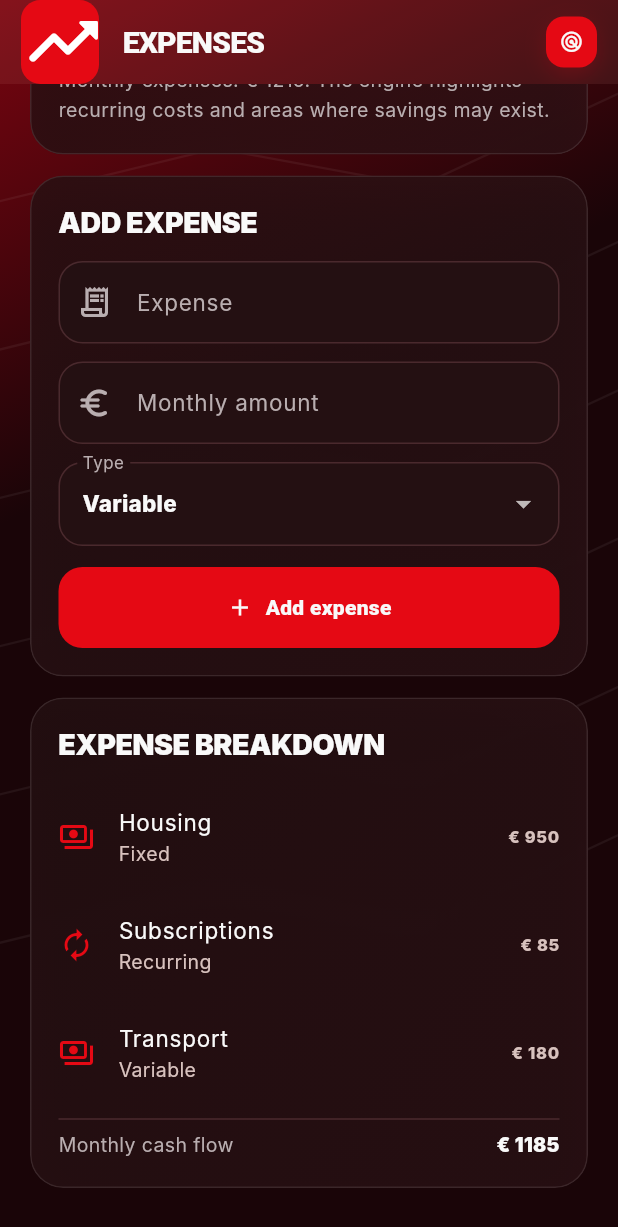
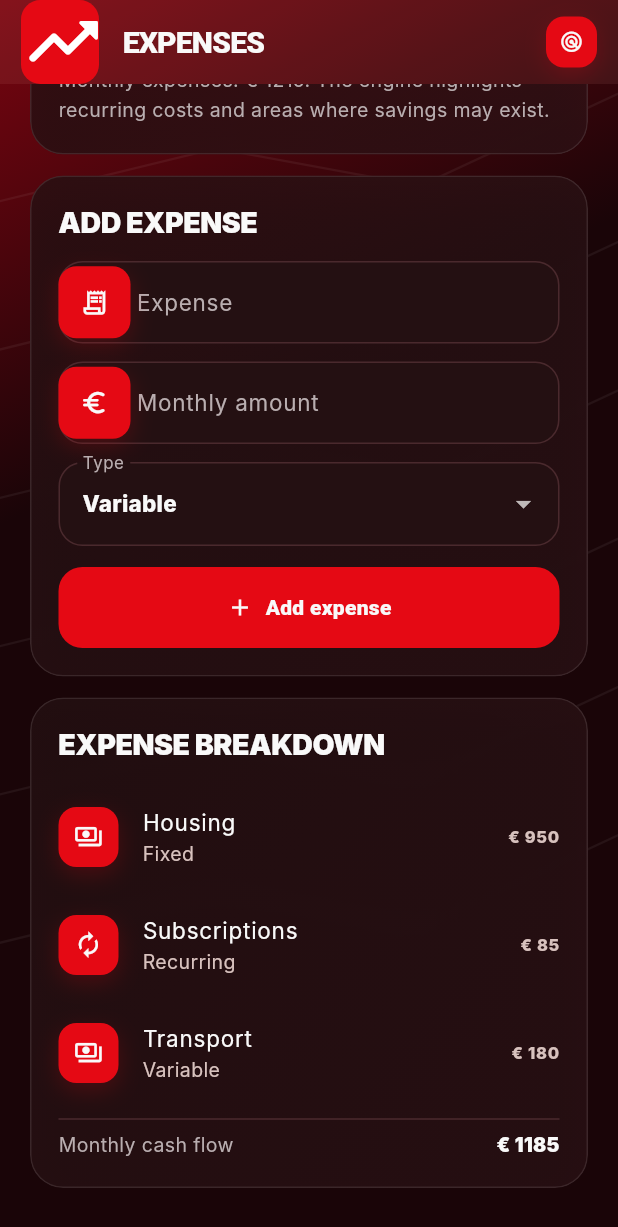
Before and after one commit to Mauricio-HNS/MONEY-GROWTH-ENGINE, a Flutter app: the ExpensesScreen screen opened by its route, scrolled down 180 dp, on a phone screen of 412 x 824 dp. Shown: the top 1227 px of the screen. Run offline on Flutter 3.47's test engine with Material 3 defaults, Android fonts, the phone set to English and light mode, and no system bars; network calls fail; Roboto replaces fonts that are missing (Inter).

Commit message:
style: standardize red icon badges

```diff
--- a/flutter_app/lib/screens/expenses.dart
+++ b/flutter_app/lib/screens/expenses.dart
@@ -62,7 +62,7 @@ class _ExpensesScreenState extends State<ExpensesScreen> {
                         controller: title,
                         decoration: const InputDecoration(
                           labelText: 'Expense',
-                          prefixIcon: Icon(Icons.receipt_long_outlined),
+                          prefixIcon: AppIconBadge(icon: Icons.receipt_long_outlined),
                         ),
                       ),
                       const SizedBox(height: 12),
@@ -71,7 +71,7 @@ class _ExpensesScreenState extends State<ExpensesScreen> {
                         keyboardType: const TextInputType.numberWithOptions(decimal: true),
                         decoration: const InputDecoration(
                           labelText: 'Monthly amount',
-                          prefixIcon: Icon(Icons.euro_rounded),
+                          prefixIcon: AppIconBadge(icon: Icons.euro_rounded),
                         ),
                       ),
                       const SizedBox(height: 12),
@@ -105,7 +105,7 @@ class _ExpensesScreenState extends State<ExpensesScreen> {
                       ...store.expenses.map(
                         (item) => ListTile(
                           contentPadding: EdgeInsets.zero,
-                          leading: Icon(
+                          leading: AppIconBadge(icon:
                             item.category == 'Recurring'
                                 ? Icons.autorenew
                                 : Icons.payments_outlined,
```
